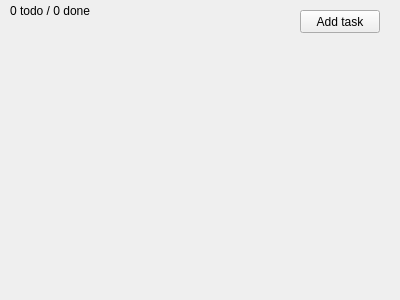
Above: MainWindow.ui from dllaurence/Qt-TodoExample before the change. Below: the same form after it.
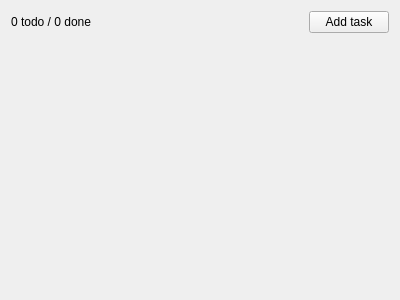
That is the form after the change.

Commit message: Add tasks list, remove unique_ptr to match book

```diff
--- a/MainWindow.ui
+++ b/MainWindow.ui
@@ -14,32 +14,55 @@
    <string>Todo</string>
   </property>
   <widget class="QWidget" name="centralWidget">
+   <layout class="QVBoxLayout" name="verticalLayout_2">
+    <item>
+     <layout class="QHBoxLayout" name="toolbarLayout">
+      <item>
    <widget class="QLabel" name="statusLabel">
-    <property name="geometry">
-     <rect>
-      <x>10</x>
-      <y>0</y>
-      <width>91</width>
-      <height>21</height>
-     </rect>
-    </property>
     <property name="text">
      <string>0 todo / 0 done</string>
     </property>
    </widget>
+      </item>
+      <item>
+       <spacer name="horizontalSpacer">
+        <property name="orientation">
+         <enum>Qt::Horizontal</enum>
+        </property>
+        <property name="sizeHint" stdset="0">
+         <size>
+          <width>40</width>
+          <height>20</height>
+         </size>
+        </property>
+       </spacer>
+      </item>
+      <item>
    <widget class="QPushButton" name="addTaskButton">
-    <property name="geometry">
-     <rect>
-      <x>300</x>
-      <y>10</y>
-      <width>80</width>
-      <height>23</height>
-     </rect>
-    </property>
     <property name="text">
      <string>Add task</string>
     </property>
    </widget>
+      </item>
+     </layout>
+    </item>
+    <item>
+     <layout class="QVBoxLayout" name="tasksLayout"/>
+    </item>
+    <item>
+     <spacer name="verticalSpacer">
+      <property name="orientation">
+       <enum>Qt::Vertical</enum>
+      </property>
+      <property name="sizeHint" stdset="0">
+       <size>
+        <width>20</width>
+        <height>240</height>
+       </size>
+      </property>
+     </spacer>
+    </item>
+   </layout>
   </widget>
  </widget>
  <layoutdefault spacing="6" margin="11"/>
```
Lines whose indentation alone changed are shown as unchanged. The commit also changes 2 other files.
